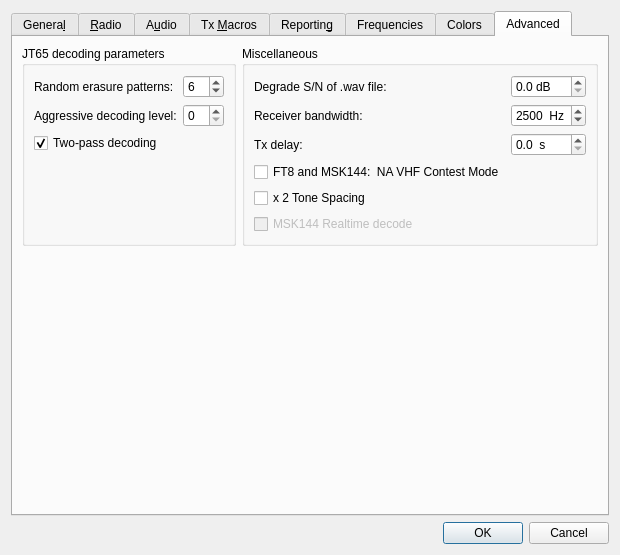
saitohirga/WSJT-X, file Configuration.ui: the form before one commit.
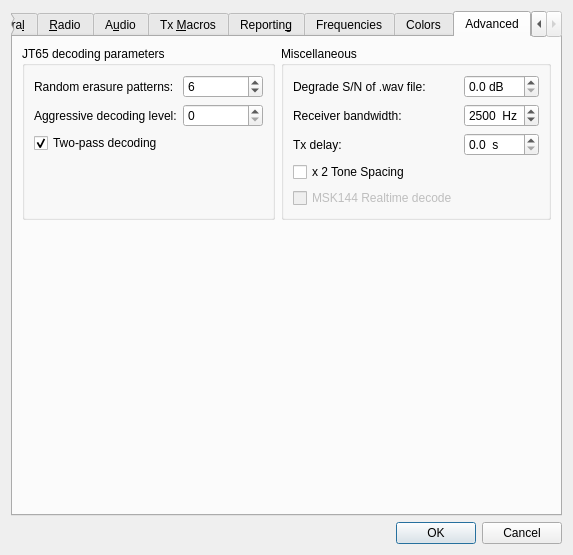
The form after the commit. The open tabs and pages were chosen to show the change.

Commit message: As an experiment, move "NA VHF Contest Mode" checkbox to main screen and query operator if d>10000 km.

Diff of the .ui file:
```diff
--- a/Configuration.ui
+++ b/Configuration.ui
@@ -6,7 +6,7 @@
    <rect>
     <x>0</x>
     <y>0</y>
-    <width>536</width>
+    <width>552</width>
     <height>507</height>
    </rect>
   </property>
@@ -2337,16 +2337,6 @@
            </widget>
           </item>
           <item row="7" column="0">
-           <widget class="QCheckBox" name="cbContestMode">
-            <property name="toolTip">
-             <string>&lt;html&gt;&lt;head/&gt;&lt;body&gt;&lt;p&gt;Exchange 4-character grid locators instead of reports. See User Guide for details.&lt;/p&gt;&lt;/body&gt;&lt;/html&gt;</string>
-            </property>
-            <property name="text">
-             <string>FT8 and MSK144:  NA VHF Contest Mode</string>
-            </property>
-           </widget>
-          </item>
-          <item row="8" column="0">
            <widget class="QCheckBox" name="cbx2ToneSpacing">
             <property name="toolTip">
              <string>&lt;html&gt;&lt;head/&gt;&lt;body&gt;&lt;p&gt;Generate Tx audio with twice the normal tone spacing.  Intended for special LF/MF transmitters that use a divide-by-2 before generating RF.&lt;/p&gt;&lt;/body&gt;&lt;/html&gt;</string>
@@ -2356,7 +2346,7 @@
             </property>
            </widget>
           </item>
-          <item row="9" column="0">
+          <item row="8" column="0">
            <widget class="QCheckBox" name="cbRealTime">
             <property name="enabled">
              <bool>false</bool>
```
Left out of the diff: 9 changed lines with no effect on the pictures. The commit also changes 5 other files.
